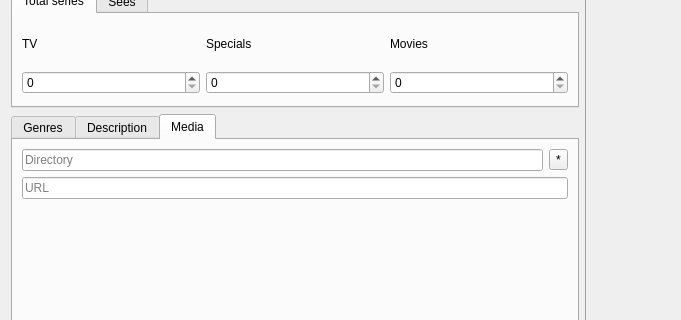
The window that dialogadddorama.ui (LibertaSoft/DatabaseAnime) describes before a commit, drawn with Qt 5; both pictures show x 0 to 681 and y 106 to 426 of the 871 by 597 pixel window.
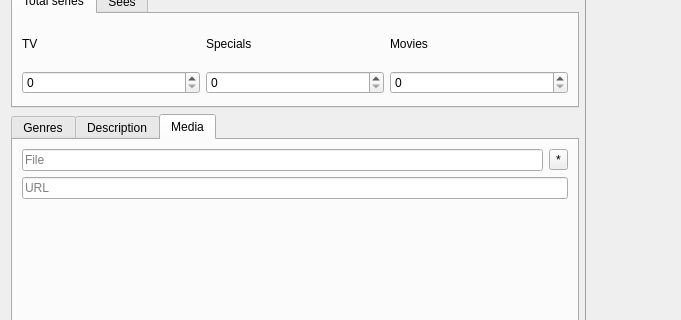
The same window after the commit. The open tabs and pages were chosen to show the change. Icons and pictures are not drawn. Custom widgets are drawn as their Qt base class.

Commit message: Форма дорама добавлена. Нужно решить с БД

```diff
--- a/dialogadddorama.ui
+++ b/dialogadddorama.ui
@@ -416,7 +416,7 @@
                 <number>256</number>
                </property>
                <property name="placeholderText">
-                <string>Directory</string>
+                <string>File</string>
                </property>
               </widget>
              </item>
```
Left out of the diff: 6 changed lines with no effect on the pictures. The commit also changes 3 other files.
